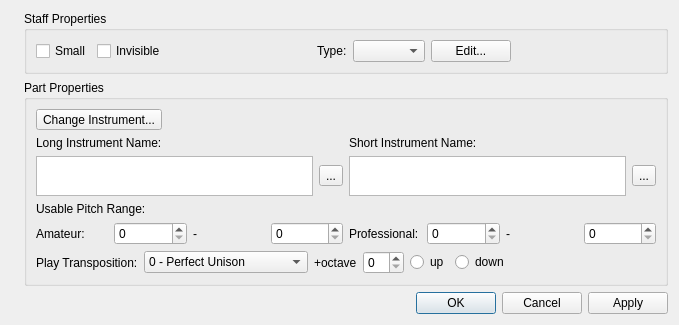
Old version of the form mscore/mscore/editstaff.ui in the repository musescore/musescore-old.
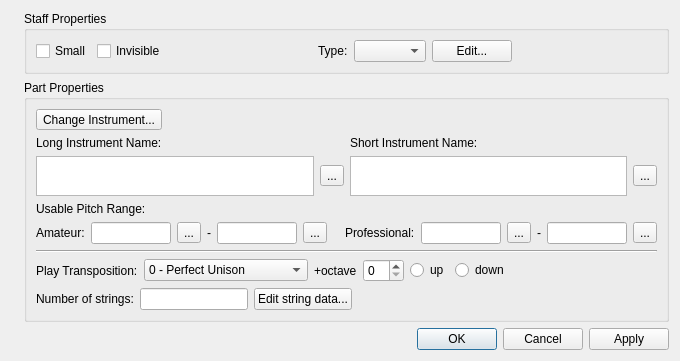
New version of the form. Icons and pictures are not drawn.

Commit message: string tuning data of the instrument of a staff editable from Staff Properties dlg box. Staff Properties dlg box: pitch ranges use readable note names instead of MIDI pitch codes Staff Properties dlg box: changes of staff type to TAB or changes in TAB string data trigger note update.

Diff of the .ui file:
```diff
--- a/mscore/mscore/editstaff.ui
+++ b/mscore/mscore/editstaff.ui
@@ -6,8 +6,8 @@
    <rect>
     <x>0</x>
     <y>0</y>
-    <width>679</width>
-    <height>298</height>
+    <width>680</width>
+    <height>330</height>
    </rect>
   </property>
   <property name="sizePolicy">
@@ -149,7 +149,7 @@
      <property name="flat">
       <bool>false</bool>
      </property>
-     <layout class="QVBoxLayout" name="verticalLayout">
+     <layout class="QVBoxLayout" name="verticalLayout" stretch="0,1,0,0,0,0,1">
       <item>
        <widget class="QToolButton" name="changeInstrument">
         <property name="text">
@@ -238,9 +238,20 @@
          </widget>
         </item>
         <item>
-         <widget class="QSpinBox" name="aPitchMin">
-          <property name="maximum">
-           <number>127</number>
+         <widget class="QLineEdit" name="minPitchA">
+          <property name="readOnly">
+           <bool>true</bool>
+          </property>
+         </widget>
+        </item>
+        <item>
+         <widget class="QToolButton" name="minPitchASelect">
+          <property name="text">
+           <string>...</string>
+          </property>
+          <property name="icon">
+           <iconset resource="mscore.qrc">
+            <normaloff>:/data/table.svg</normaloff>:/data/table.svg</iconset>
           </property>
          </widget>
         </item>
@@ -252,12 +263,36 @@
          </widget>
         </item>
         <item>
-         <widget class="QSpinBox" name="aPitchMax">
-          <property name="maximum">
-           <number>127</number>
+         <widget class="QLineEdit" name="maxPitchA">
+          <property name="readOnly">
+           <bool>true</bool>
           </property>
          </widget>
         </item>
+        <item>
+         <widget class="QToolButton" name="maxPitchASelect">
+          <property name="text">
+           <string>...</string>
+          </property>
+          <property name="icon">
+           <iconset resource="mscore.qrc">
+            <normaloff>:/data/table.svg</normaloff>:/data/table.svg</iconset>
+          </property>
+         </widget>
+        </item>
+        <item>
+         <spacer name="horizontalSpacer">
+          <property name="orientation">
+           <enum>Qt::Horizontal</enum>
+          </property>
+          <property name="sizeHint" stdset="0">
+           <size>
+            <width>40</width>
+            <height>20</height>
+           </size>
+          </property>
+         </spacer>
+        </item>
         <item>
          <widget class="QLabel" name="label_8">
           <property name="text">
@@ -266,9 +301,20 @@
          </widget>
         </item>
         <item>
-         <widget class="QSpinBox" name="pPitchMin">
-          <property name="maximum">
-           <number>127</number>
+         <widget class="QLineEdit" name="minPitchP">
+          <property name="readOnly">
+           <bool>true</bool>
+          </property>
+         </widget>
+        </item>
+        <item>
+         <widget class="QToolButton" name="minPitchPSelect">
+          <property name="text">
+           <string>...</string>
+          </property>
+          <property name="icon">
+           <iconset resource="mscore.qrc">
+            <normaloff>:/data/table.svg</normaloff>:/data/table.svg</iconset>
           </property>
          </widget>
         </item>
@@ -280,14 +326,32 @@
          </widget>
         </item>
         <item>
-         <widget class="QSpinBox" name="pPitchMax">
-          <property name="maximum">
-           <number>127</number>
+         <widget class="QLineEdit" name="maxPitchP">
+          <property name="readOnly">
+           <bool>true</bool>
+          </property>
+         </widget>
+        </item>
+        <item>
+         <widget class="QToolButton" name="maxPitchPSelect">
+          <property name="text">
+           <string>...</string>
+          </property>
+          <property name="icon">
+           <iconset resource="mscore.qrc">
+            <normaloff>:/data/table.svg</normaloff>:/data/table.svg</iconset>
           </property>
          </widget>
         </item>
        </layout>
       </item>
+      <item>
+       <widget class="Line" name="line">
+        <property name="orientation">
+         <enum>Qt::Horizontal</enum>
+        </property>
+       </widget>
+      </item>
       <item>
        <layout class="QHBoxLayout" name="horizontalLayout_3">
         <item>
@@ -480,6 +544,50 @@
         </item>
        </layout>
       </item>
+      <item>
+       <layout class="QHBoxLayout" name="horizontalLayout_4">
+        <item>
+         <widget class="QLabel" name="label">
+          <property name="text">
+           <string>Number of strings:</string>
+          </property>
+         </widget>
+        </item>
+        <item>
+         <widget class="QLineEdit" name="numOfStrings">
+          <property name="sizePolicy">
+           <sizepolicy hsizetype="Minimum" vsizetype="Fixed">
+            <horstretch>0</horstretch>
+            <verstretch>0</verstretch>
+           </sizepolicy>
+          </property>
+          <property name="readOnly">
+           <bool>true</bool>
+          </property>
+         </widget>
+        </item>
+        <item>
+         <widget class="QPushButton" name="editStringData">
+          <property name="text">
+           <string>Edit string data...</string>
+          </property>
+         </widget>
+        </item>
+        <item>
+         <spacer name="horizontalSpacer_2">
+          <property name="orientation">
+           <enum>Qt::Horizontal</enum>
+          </property>
+          <property name="sizeHint" stdset="0">
+           <size>
+            <width>40</width>
+            <height>20</height>
+           </size>
+          </property>
+         </spacer>
+        </item>
+       </layout>
+      </item>
      </layout>
     </widget>
    </item>
```
The commit also changes 16 other files.
